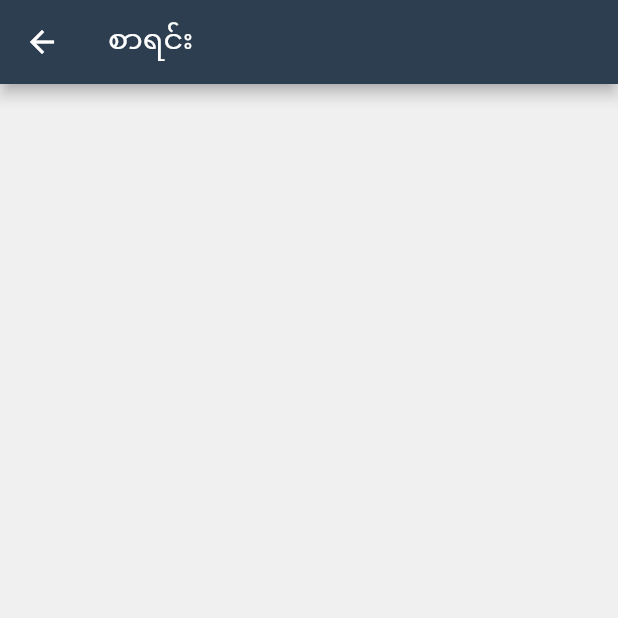
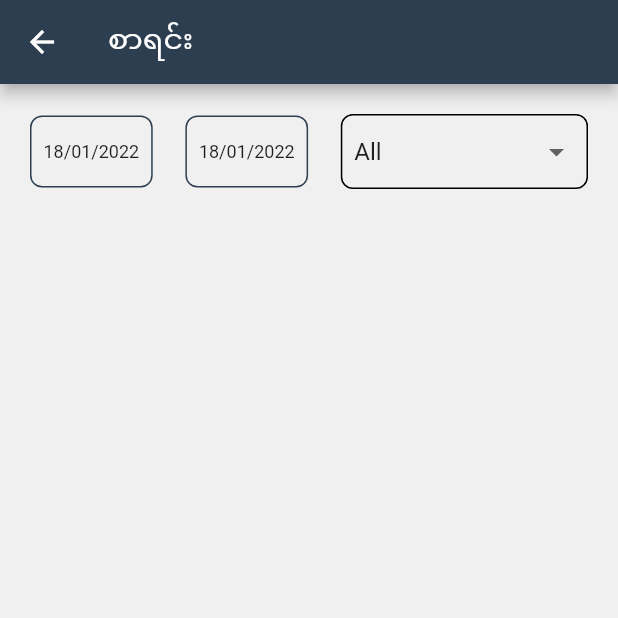
Before and after one commit to naing-pyae-hlyan/stmledger, a Flutter app: the SummaryHomePage screen opened directly, on a phone screen of 412 x 824 dp, the top half of it. Run offline on Flutter 3.47's test engine with Material 2 defaults, Android fonts, the phone set to English and light mode, and no system bars; our stand-ins replace device_info_plus, image_picker, package_info_plus.

Commit message:
my date picker updated

```diff
--- a/lib/controller/ctrl_exp.dart
+++ b/lib/controller/ctrl_exp.dart
@@ -1,2 +1,3 @@
 export 'category_ctrl.dart';
 export 'item_press_state_ctrl.dart';
+export 'date_picker_ctrl.dart';
--- /dev/null
+++ b/lib/controller/date_picker_ctrl.dart
@@ -0,0 +1,6 @@
+import '../lib_exp.dart';
+
+class DatePickerCtrl with ChangeNotifier {
+  DateTime startDate = DateTime.now();
+  DateTime endDate = DateTime.now();
+}
--- a/lib/extension/date_ext.dart
+++ b/lib/extension/date_ext.dart
@@ -4,6 +4,7 @@ extension DateExt on DateTime {
   String get ddMMMyyyyE => DateFormat('dd MMM yyyy E').format(this);
   String get ddMMMyyyyEE => DateFormat('dd MMM yyyy (E)').format(this);
   String get ddMMMyyyy => DateFormat('dd MMM yyyy').format(this);
+  String get ddMMyyyy => DateFormat('dd/MM/yyyy').format(this);
   String get ddMMMyyyyHHmm => DateFormat('dd MMM yyyy hh:mm aaa').format(this);
   String get ddMMMhhmmAAA => DateFormat('dd MMM, hh:mm aaa').format(this);
 
--- a/lib/ui/pages/sale/voucher_page.dart
+++ b/lib/ui/pages/sale/voucher_page.dart
@@ -12,6 +12,10 @@ class VoucherPage extends StatefulWidget {
 }
 
 class _VoucherPageState extends State<VoucherPage> {
+  Future<void> _print() async {
+    context.pushAndRemoveUntil(const HomePage());
+  }
+
   @override
   Widget build(BuildContext context) {
     return Scaffold(
@@ -55,7 +59,7 @@ class _VoucherPageState extends State<VoucherPage> {
               ),
             ),
             MyButton(
-              onTap: () {},
+              onTap: _print,
               label: 'Print',
             ),
             const SizedBox(height: 8),
--- a/lib/ui/pages/summary/summary_home_page.dart
+++ b/lib/ui/pages/summary/summary_home_page.dart
@@ -8,6 +8,22 @@ class SummaryHomePage extends StatefulWidget {
 }
 
 class _SummaryHomePageState extends State<SummaryHomePage> {
+  final List<String> _productNameList = ['All'];
+  String _selectedName = 'All';
+  late CategoryCtrl _categoryCtrl;
+
+  Future<void> _pickDateTime({required bool isStartDate}) async {}
+
+  @override
+  void initState() {
+    super.initState();
+    _categoryCtrl = context.read<CategoryCtrl>();
+    for (var p in _categoryCtrl.products) {
+      _productNameList.add(p.name ?? '');
+    }
+    _selectedName = _productNameList[0];
+  }
+
   @override
   Widget build(BuildContext context) {
     return Scaffold(
@@ -16,6 +32,32 @@ class _SummaryHomePageState extends State<SummaryHomePage> {
         centerTitle: false,
         title: const Text('စာရင်း'),
       ),
+      body: _body(),
     );
   }
+
+  Widget _body() => Container(
+        padding: const EdgeInsets.all(20),
+        child: Column(
+          children: <Widget>[
+            _haderRow(),
+          ],
+        ),
+      );
+
+  Widget _haderRow() => Row(
+        mainAxisAlignment: MainAxisAlignment.spaceBetween,
+        children: <Widget>[
+          MyDatePicker(onSelectedDateTime: (DateTime? date) {}),
+          MyDatePicker(onSelectedDateTime: (DateTime? date) {}),
+          SizedBox(
+            width: context.width * 0.4,
+            child: MyDropDown(
+              selectedName: _selectedName,
+              list: _productNameList,
+              onChanged: (v) => setState(() => _selectedName = v),
+            ),
+          ),
+        ],
+      );
 }
--- /dev/null
+++ b/lib/ui/widgets/my_date_picker.dart
@@ -0,0 +1,54 @@
+import '../../lib_exp.dart';
+
+class MyDatePicker extends StatefulWidget {
+  final ValueChanged<DateTime?> onSelectedDateTime;
+  const MyDatePicker({
+    required this.onSelectedDateTime,
+    Key? key,
+  }) : super(key: key);
+
+  @override
+  _MyDatePickerState createState() => _MyDatePickerState();
+}
+
+class _MyDatePickerState extends State<MyDatePicker> {
+  DateTime? date = DateTime.now();
+
+  Future<void> _pickDate() async {
+    final DateTime? selectedDate = await showDatePicker(
+      context: context,
+      initialDate: date!,
+      firstDate: DateTime(2022),
+      lastDate: date!,
+      builder: (_, child) => SizedBox(child: child),
+    );
+    if (selectedDate != null) {
+      setState(() => date = selectedDate);
+      widget.onSelectedDateTime(selectedDate);
+    }
+  }
+
+  @override
+  Widget build(BuildContext context) {
+    return InkWell(
+      borderRadius: BorderRadius.circular(8),
+      onTap: _pickDate,
+      child: Container(
+        padding: const EdgeInsets.symmetric(vertical: 16, horizontal: 8),
+        decoration: BoxDecoration(
+          border: Border.all(width: 1, color: AppColors.primaryColor),
+          borderRadius: BorderRadius.circular(8),
+        ),
+        child: Text(
+          date!.ddMMyyyy,
+          style: const TextStyle(
+            fontSize: 12,
+          ),
+          softWrap: true,
+          overflow: TextOverflow.ellipsis,
+          maxLines: 1,
+        ),
+      ),
+    );
+  }
+}
--- a/lib/ui/widgets/my_item.dart
+++ b/lib/ui/widgets/my_item.dart
@@ -62,6 +62,7 @@ class _MyItemState extends State<MyItem> {
             style: const TextStyle(
               fontWeight: FontWeight.w600,
             ),
+            softWrap: true,
             overflow: TextOverflow.ellipsis,
             maxLines: 1,
           ),
--- a/lib/ui/widgets/widget_exp.dart
+++ b/lib/ui/widgets/widget_exp.dart
@@ -2,3 +2,4 @@ export 'my_button.dart';
 export 'my_item.dart';
 export 'my_input_form.dart';
 export 'my_dropdown.dart';
+export 'my_date_picker.dart';
```
